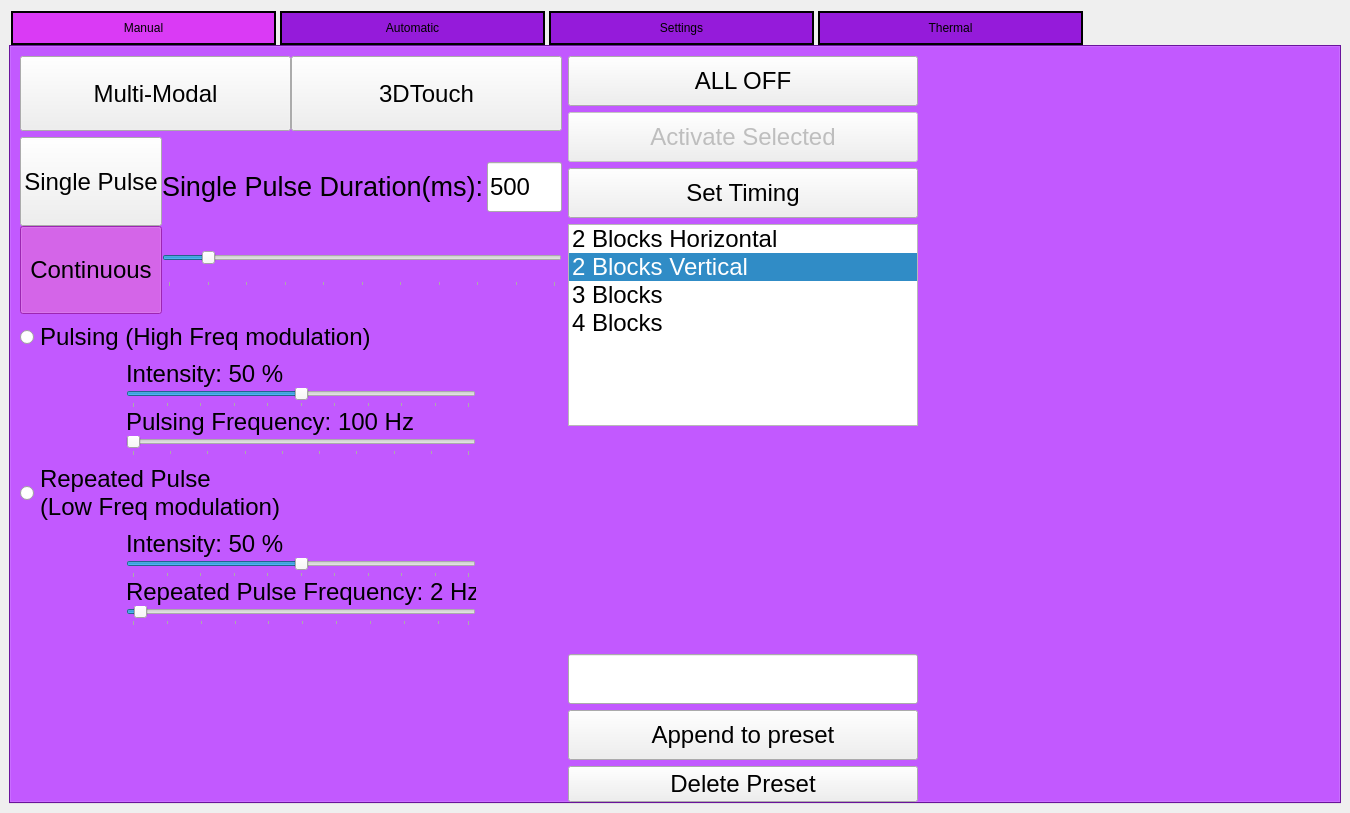
Old version of the form GUI/vr_gui_layout.ui in the repository rschloen/haptic_vr.
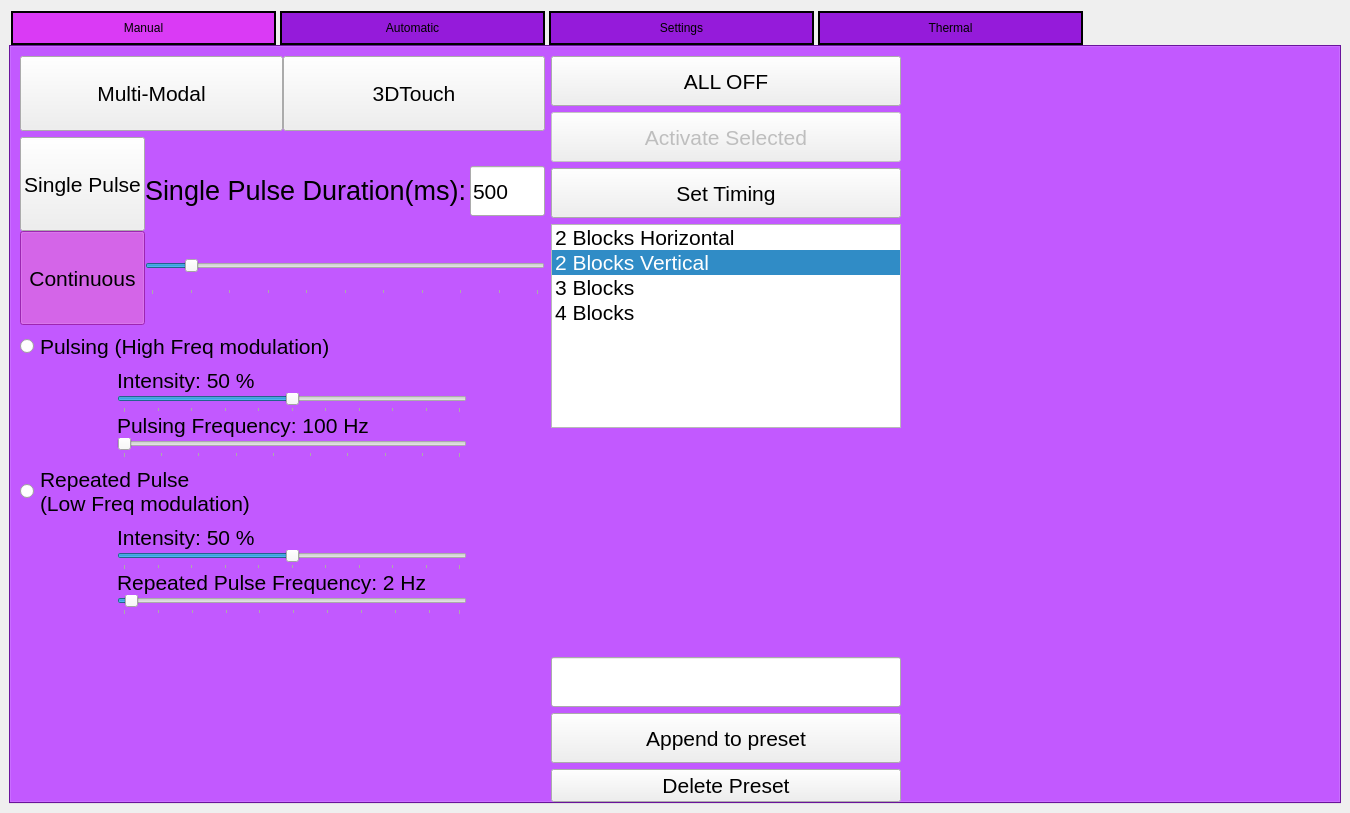
New version of the form. Icons and pictures are not drawn.

Commit message: Attempt to fix size of gui on windows

The edit to the form file:
```diff
--- a/GUI/vr_gui_layout.ui
+++ b/GUI/vr_gui_layout.ui
@@ -27,13 +27,13 @@
     <bool>true</bool>
    </property>
    <property name="styleSheet">
-    <string notr="true">QPushButton {font-size: 18pt;}
+    <string notr="true">QPushButton {font-size: 16pt;}
 QPushButton:checked{background-color:rgb(220, 53, 249)}
-QLabel {font-size: 18pt;}
-QRadioButton{font-size: 18pt;}
-QListWidget{font-size: 18pt;}
-QLineEdit{font-size: 18pt;}
-QComboBox{font-size: 18pt;}</string>
+QLabel {font-size: 16pt;}
+QRadioButton{font-size: 16pt;}
+QListWidget{font-size: 16pt;}
+QLineEdit{font-size: 16pt;}
+QComboBox{font-size: 16pt;}</string>
    </property>
    <layout class="QHBoxLayout" name="horizontalLayout">
     <item>
```
The commit also changes 1 other file.
